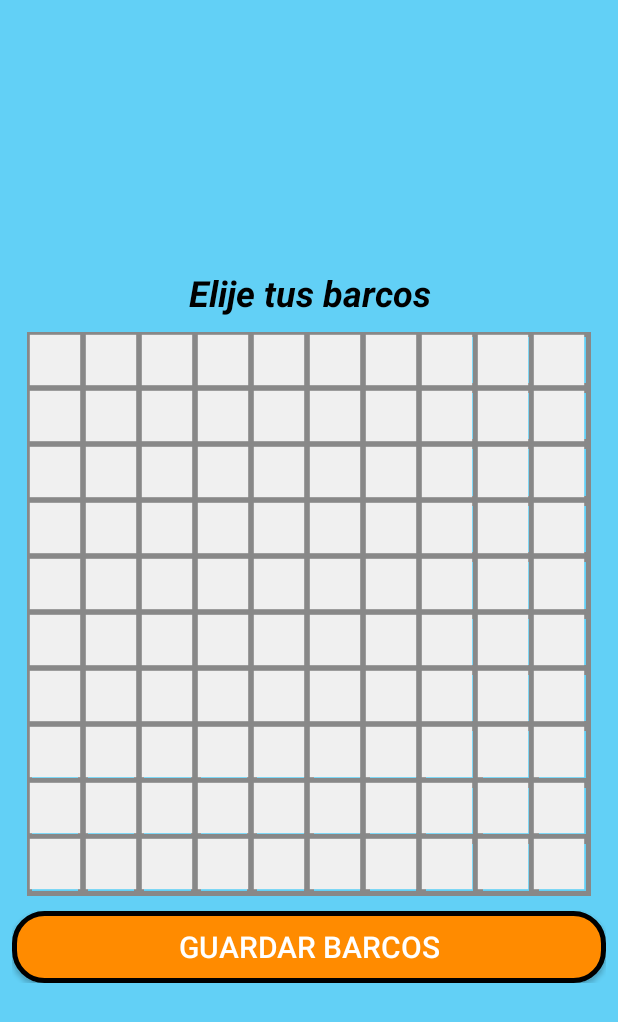
After one commit to BasherMX/Battleship_ProyectMobile, an Android app: the ChoseYourBoats screen opened directly, with no data from a screen before it, on a phone screen of 412 x 824 dp. The commit adds this screen. Shown: the top 1022 px of the screen. Run offline under Robolectric (Android 15) with nearby library versions, the phone set to English and light mode, and no system bars.

Commit message:
second commit

```diff
--- /dev/null
+++ b/app/src/main/java/mx/basher/battleship/ChoseYourBoats.kt
@@ -0,0 +1,88 @@
+package mx.basher.battleship
+
+import android.content.Intent
+import androidx.appcompat.app.AppCompatActivity
+import android.os.Bundle
+import android.widget.Button
+import android.widget.TextView
+import android.widget.Toast
+import org.json.JSONArray
+
+class ChoseYourBoats : AppCompatActivity() {
+    private lateinit var btnFicha : Button
+    private lateinit var terTablero : TresEnRaya
+    private lateinit var lblCasilla : TextView
+
+    override fun onCreate(savedInstanceState: Bundle?) {
+        super.onCreate(savedInstanceState)
+        setContentView(R.layout.activity_chose_your_boats)
+
+
+
+        terTablero = findViewById(R.id.tablero)
+        btnFicha = findViewById(R.id.btnFicha)
+
+        lblCasilla = findViewById(R.id.lblCasilla)
+        lblCasilla.text = "Elije tus barcos";
+
+        var TableroAuto: String = ""
+
+
+        //recuperar el nombre del jugador
+        var nombreJugador= intent.getStringExtra("Nombre")
+        var modoJuego= intent.getStringExtra("Modo")
+
+
+
+        btnFicha.setOnClickListener {
+            var TableroAux = terTablero.GuardaryJugar()
+
+            if(TableroAux.isEmpty()){
+                Toast.makeText(this, "Porfavor seleccione al menos 16 casillas", Toast.LENGTH_SHORT).show()
+            }else{
+                val jsonTablero = JSONArray(listOf(TableroAux))
+                Toast.makeText(this, jsonTablero.toString(), Toast.LENGTH_SHORT).show()
+
+                if(modoJuego == "uno"){
+                    val i = Intent(this, TableroJuego::class.java)
+                    i.putExtra("Nombre",nombreJugador)
+                    i.putExtra("Modo","uno")
+                    i.putExtra("TableroJugador",jsonTablero.toString())
+                    startActivity(i)
+                }else if(modoJuego == "dos"){
+                    val i = Intent(this, TableroJuego::class.java)
+                    i.putExtra("Nombre",nombreJugador)
+                    i.putExtra("Modo","dos")
+                    i.putExtra("TableroJugador",jsonTablero.toString())
+                    i.putExtra("TableroAuto",TableroAuto)
+                    startActivity(i)
+
+                }
+
+
+            }
+        }
+
+        btnFicha.text = terTablero.getBtnNombre()
+
+
+
+        terTablero.setOnCasillaSeleccionadaListener { contador, exist ->
+            var aux = contador
+            if(aux < 16){
+                lblCasilla.text = "Barcos colocados: ${aux}/16";
+            }else{
+                lblCasilla.text = "Barcos colocados: 16/16";
+                Toast.makeText(this, "Llegaste al limite de barcos", Toast.LENGTH_SHORT).show()
+                //btnFicha.setEnabled(false)
+            }
+
+            if (exist != 0){
+                Toast.makeText(this, "Ya hay un barco en esta casilla", Toast.LENGTH_SHORT).show()
+            }
+
+        }
+
+
+    }
+}
--- /dev/null
+++ b/app/src/main/java/mx/basher/battleship/OnCasillaSeleccionadaListener.kt
@@ -0,0 +1,5 @@
+package mx.basher.battleship
+
+interface OnCasillaSeleccionadaListener {
+    fun onCasillaSeleccionada(fila: Int, columna: Int)
+}
--- /dev/null
+++ b/app/src/main/java/mx/basher/battleship/TresEnRaya.kt
@@ -0,0 +1,260 @@
+package mx.basher.battleship
+
+import android.content.Context
+import android.graphics.Canvas
+import android.graphics.Color
+import android.graphics.Paint
+import android.util.AttributeSet
+import android.view.MotionEvent
+import android.view.View
+
+class TresEnRaya : View {
+    companion object{
+        const val VACIO = 0
+        const val AGUA = 1
+        const val BARCO = 2
+        const val CHOQUE = 3
+        var filR = 0
+        var colR = 0
+        val Partes = 10
+        var btnNombre = "Guardar Barcos"
+        var ModoJuego = 1 //1 - elegir barcos //2 - Pelear
+    }
+
+    private val tablero = Array(10){Array(10){ VACIO }}
+    private val tableroGame = Array(10){Array(10){ VACIO }}
+    var contadorBarcos: Int = 0;
+
+    private val pBorde = Paint().apply {
+        style = Paint.Style.STROKE
+        color = Color.GRAY
+        strokeWidth = 10f
+    }
+
+    private val pAgua = Paint().apply {
+        style = Paint.Style.FILL
+        color = Color.rgb(96, 176, 255)
+        strokeWidth = 10f
+    }
+
+    private val pChoque = Paint().apply {
+        style = Paint.Style.FILL
+        color = Color.RED
+    }
+
+    private val pBarco = Paint().apply {
+        style = Paint.Style.FILL
+        color = Color.rgb(48, 79, 182)
+    }
+
+    private val pVacio = Paint().apply {
+        style = Paint.Style.FILL
+        color = Color.rgb(240, 240, 240)
+    }
+
+    var listener : OnCasillaSeleccionadaListener? = null
+
+    constructor(ctx: Context) : super(ctx)
+
+    constructor(ctx: Context, attrs: AttributeSet) : super(ctx, attrs) {
+
+    }
+
+    constructor(ctx: Context, attrs: AttributeSet, defStyleAttr: Int) : super(ctx, attrs, defStyleAttr) {
+
+    }
+
+    override fun onMeasure(widthMeasureSpec: Int, heightMeasureSpec: Int) {
+        var ancho = calcularAncho(widthMeasureSpec)
+        var alto = calcularAlto(heightMeasureSpec)
+
+        if(ancho < alto)
+            alto = ancho
+        else
+            ancho = alto
+
+        setMeasuredDimension(ancho, alto);
+    }
+
+    private fun calcularAlto(limitesSpec: Int): Int {
+        var res = 100 //Alto por defecto
+
+        val modo = MeasureSpec.getMode(limitesSpec)
+        val limite = MeasureSpec.getSize(limitesSpec)
+
+        if (modo == MeasureSpec.AT_MOST) {
+            res = limite
+        } else if (modo == MeasureSpec.EXACTLY) {
+            res = limite
+        }
+
+        return res
+    }
+
+    private fun calcularAncho(limitesSpec: Int): Int {
+        var res = 100 //Ancho por defecto
+
+        val modo = MeasureSpec.getMode(limitesSpec)
+        val limite = MeasureSpec.getSize(limitesSpec)
+
+        if (modo == MeasureSpec.AT_MOST) {
+            res = limite
+        } else if (modo == MeasureSpec.EXACTLY) {
+            res = limite
+        }
+
+        return res
+    }
+
+    fun limpiar() {
+        for(i in 0..(Partes-1)){
+            for(j in 0..(Partes-1)){
+                tablero[i][j] = 0
+            }
+        }
+    }
+
+    fun setCasilla(fil: Int, col: Int, valor: Int) {
+        tablero[fil][col] = valor
+    }
+
+    fun getCasilla(fil: Int, col: Int) : Int {
+        return tablero[fil][col]
+    }
+
+    fun getBtnNombre(): String{
+        return btnNombre
+    }
+
+    fun GuardaryJugar() : Array<Array<Int>>{
+        if(contadorBarcos == 16){
+            ModoJuego = 2
+            return tablero;
+        }else{
+            return Array(0){Array(0){ 0}}
+        }
+
+    }
+
+    override fun onDraw(canvas: Canvas?) {
+        //Obtenemos las dimensiones del control
+        val alto = measuredHeight
+        val ancho = measuredWidth
+
+        //Lineas Verticales
+        for (j in 1..Partes){
+            //Lineas Verticales
+            canvas!!.drawLine((j * ancho / Partes).toFloat(), 0f, (j * ancho / Partes).toFloat(), alto.toFloat(), pBorde)
+            //Lineas Horizontales
+            canvas!!.drawLine(0f, (j * alto / Partes).toFloat(), ancho.toFloat(), (j * alto / Partes).toFloat(), pBorde)
+        }
+
+        //Borde de las casillas
+        canvas!!.drawRect(0f, 0f, ancho.toFloat(), alto.toFloat(), pBorde)
+
+
+        //Casillas Seleccionadas
+        for (fil in 0..(Partes-1)) {
+            for (col in 0..(Partes-1)) {
+                canvas.drawRect(
+                    (col) * (ancho/ Partes) + ancho / Partes * 0.05f,
+                    (fil) * (ancho/ Partes) + ancho / Partes * 0.05f,
+                    (col + 1) * (ancho/ Partes) - ancho / Partes * 0.05f,
+                    (fil + 1) * (ancho/ Partes) - ancho / Partes * 0.05f,
+                    pVacio
+                )
+
+
+                if (tablero[fil][col] == CHOQUE && ModoJuego == 2) {
+                    canvas.drawRect(
+                        (col) * (ancho/ Partes) + ancho / Partes * 0.05f,
+                        (fil) * (ancho/ Partes) + ancho / Partes * 0.05f,
+                        (col + 1) * (ancho/ Partes) - ancho / Partes * 0.05f,
+                        (fil + 1) * (ancho/ Partes) - ancho / Partes * 0.05f,
+                        pChoque
+                    )
+                }
+
+                if (tablero[fil][col] == BARCO && ModoJuego == 1) {
+
+                    canvas.drawRect(
+                        (col) * (ancho/ Partes) + ancho / Partes * 0.05f,
+                        (fil) * (ancho/ Partes) + ancho / Partes * 0.05f,
+                        (col + 1) * (ancho/ Partes) - ancho / Partes * 0.05f,
+                        (fil + 1) * (ancho/ Partes) - ancho / Partes * 0.05f,
+                        pBarco
+                    )
+                }
+
+                if (tablero[fil][col] == AGUA && ModoJuego == 2) {
+
+                    canvas.drawRect(
+                        (col) * (ancho/ Partes) + ancho / Partes * 0.05f,
+                        (fil) * (ancho/ Partes) + ancho / Partes * 0.05f,
+                        (col + 1) * (ancho/ Partes) - ancho / Partes * 0.05f,
+                        (fil + 1) * (ancho/ Partes) - ancho / Partes * 0.05f,
+                        pAgua
+                    )
+                }
+
+
+            }
+        }
+
+
+
+    }
+
+    override fun onTouchEvent(event: MotionEvent?): Boolean {
+        val fil = (event!!.y / (measuredHeight / Partes)).toInt()
+        val col = (event.x / (measuredWidth / Partes)).toInt()
+        var existe = 0;
+
+        //setFilyCol
+        filR = fil
+        colR = col
+
+        if(ModoJuego == 1){
+            //Actualizamos el tablero
+            if(contadorBarcos < 16){
+                if(tablero[fil][col] != BARCO){
+                    contadorBarcos ++;
+                    tablero[fil][col] = BARCO
+                }else{
+                    existe = 1;
+                    contadorBarcos = 16
+                }
+
+            }
+        }
+
+        if(ModoJuego == 2){
+            if(tablero[fil][col] == BARCO){
+                tablero[fil][col] = CHOQUE
+            }else if(tablero[fil][col] == VACIO){
+                tablero[fil][col] = AGUA
+            }
+
+        }
+
+        //Lanzamos el evento de pulsación
+        listener?.onCasillaSeleccionada(contadorBarcos, existe);
+
+        //Refrescamos el control
+        this.invalidate()
+
+        return super.onTouchEvent(event)
+    }
+
+    fun setOnCasillaSeleccionadaListener(l: OnCasillaSeleccionadaListener) {
+        listener = l
+    }
+
+    fun setOnCasillaSeleccionadaListener(seleccion: (Int, Int) -> Unit) {
+        listener = object:OnCasillaSeleccionadaListener {
+            override fun onCasillaSeleccionada(fila: Int, columna: Int) {
+                seleccion(fila, columna)
+            }
+        }
+    }
+}
--- /dev/null
+++ b/app/src/main/res/layout/activity_chose_your_boats.xml
@@ -0,0 +1,52 @@
+<?xml version="1.0" encoding="utf-8"?>
+<androidx.constraintlayout.widget.ConstraintLayout xmlns:android="http://schemas.android.com/apk/res/android"
+    xmlns:app="http://schemas.android.com/apk/res-auto"
+    xmlns:tools="http://schemas.android.com/tools"
+    android:layout_width="match_parent"
+    android:layout_height="match_parent"
+    android:background="@color/fondo"
+    tools:context=".ChoseYourBoats">
+
+    <LinearLayout
+        android:layout_width="match_parent"
+        android:layout_height="wrap_content"
+        android:layout_marginTop="30dp"
+        android:layout_marginBottom="30dp"
+        android:orientation="vertical"
+        android:padding="8dp"
+        app:layout_constraintBottom_toBottomOf="parent"
+        app:layout_constraintEnd_toEndOf="parent"
+        app:layout_constraintStart_toStartOf="parent"
+        app:layout_constraintTop_toTopOf="parent"
+        tools:context=".MainActivity">
+
+        <TextView
+            android:id="@+id/lblCasilla"
+            android:layout_width="match_parent"
+            android:layout_height="wrap_content"
+            android:layout_marginTop="10dp"
+            android:textAlignment="center"
+            android:textColor="#000"
+            android:textSize="24sp"
+            android:textStyle="bold|italic" />
+
+        <mx.basher.battleship.TresEnRaya
+            android:id="@+id/tablero"
+            android:layout_width="match_parent"
+            android:layout_height="match_parent"
+            android:layout_margin="10dp" />
+
+        <Button
+            android:id="@+id/btnFicha"
+            android:layout_width="match_parent"
+            android:layout_height="wrap_content"
+            android:background="@drawable/botones"
+            android:text="CAMBIAR"
+            android:textColor="@color/white"
+            android:textFontWeight="900"
+            android:textSize="20sp"
+            android:textStyle="bold" />
+
+    </LinearLayout>
+
+</androidx.constraintlayout.widget.ConstraintLayout>
```
Also changed, not shown: app/src/main/AndroidManifest.xml (+14 -0 lines), app/src/main/java/mx/basher/battleship/MainActivity.kt (+16 -4 lines), app/src/main/java/mx/basher/battleship/ModoJuego.kt (+33 -0 lines), app/src/main/java/mx/basher/battleship/TableroJuego.kt (added, +27 -0 lines), app/src/main/res/layout/activity_tablero_juego.xml (added, +48 -0 lines).
